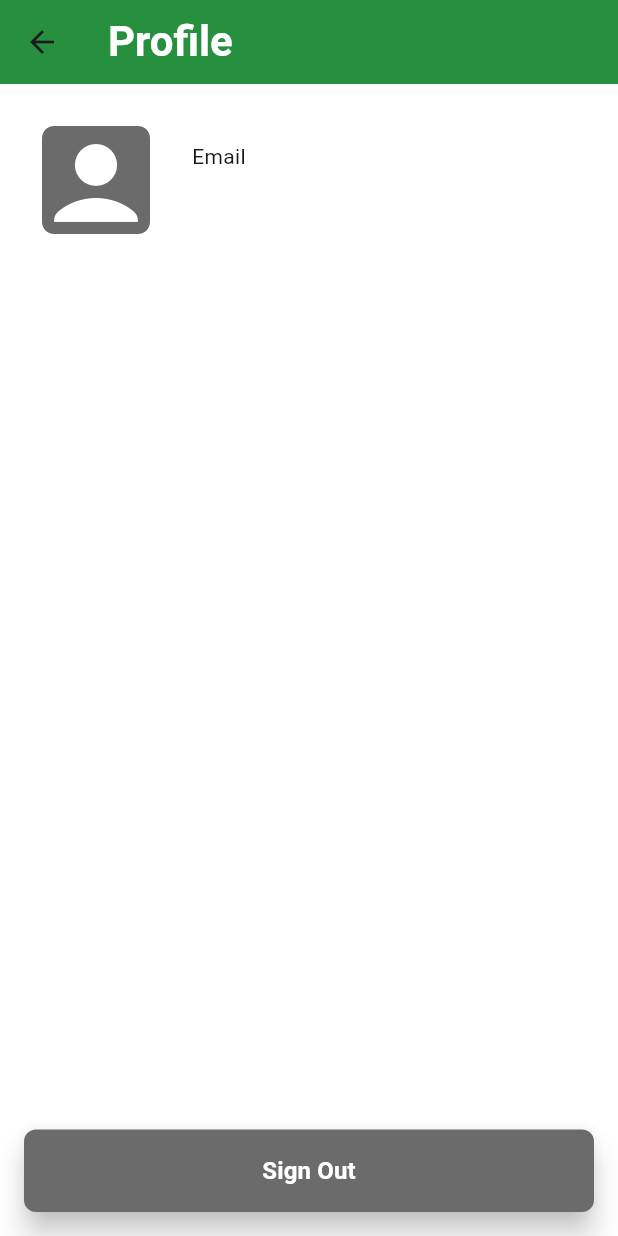
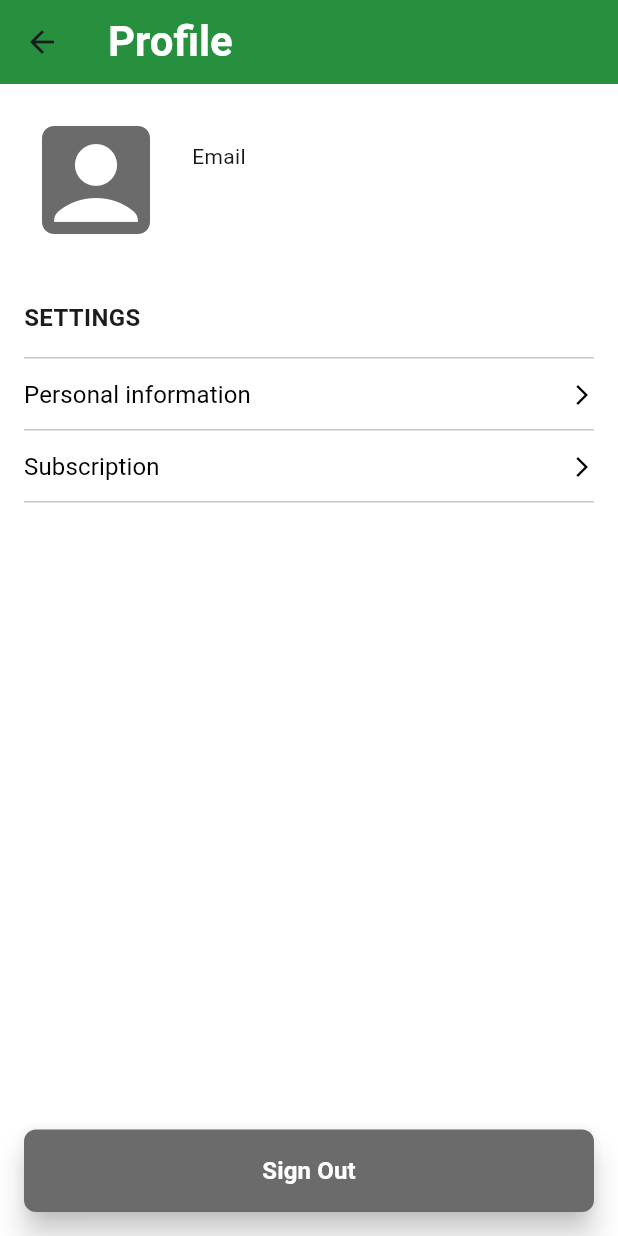
Before and after one commit to aaaaarsen/qaz-route-mobile, a Flutter app: the ProfileScreen screen opened directly, on a phone screen of 412 x 824 dp. Run offline on Flutter 3.47's test engine with Material 3 defaults, Android fonts, the phone set to English and light mode, and no system bars; our stand-ins replace auto_route, google_maps_flutter, supabase_flutter; missing offline and left inert: mobile_scanner; accounts and stored records are empty; network calls fail.

Commit message:
Добавлен экран подписки

```diff
--- a/lib/src/router/app_router.dart
+++ b/lib/src/router/app_router.dart
@@ -7,7 +7,9 @@ import 'package:qaz_route_mobile/src/widget/auth_screen/auth_screen.dart';
 import 'package:qaz_route_mobile/src/widget/home_screen/home_screen.dart';
 import 'package:qaz_route_mobile/src/widget/home_screen/home_screen_wrapper.dart';
 import 'package:qaz_route_mobile/src/widget/map_screen/map_screen.dart';
+import 'package:qaz_route_mobile/src/widget/premium_screen/premium_screen.dart';
 import 'package:qaz_route_mobile/src/widget/profile_screen/profile_screen.dart';
+import 'package:qaz_route_mobile/src/widget/profile_screen/profile_screen_wrapper.dart';
 import 'package:qaz_route_mobile/src/widget/qr_screen/qr_screen.dart';
 import 'package:qaz_route_mobile/src/widget/route_details_screen/route_details_screen.dart';
 
@@ -33,8 +35,20 @@ class AppRouter extends RootStackRouter {
         ),
         AutoRoute(page: MapRoute.page, path: 'map'),
         AutoRoute(page: QrRoute.page, path: 'qr'),
-        AutoRoute(page: ProfileRoute.page, path: 'profile'),
+        AutoRoute(
+          page: ProfileRouteWrapper.page,
+          children: [
+            AutoRoute(page: ProfileRoute.page, path: 'profile', initial: true),
+          ],
+        ),
       ],
+    ),
+    CustomRoute(
+      page: PremiumRoute.page,
+      path: '/premium',
+      durationInMilliseconds: 300,
+      reverseDurationInMilliseconds: 300,
+      transitionsBuilder: TransitionsBuilders.slideBottom,
     ),
   ];
 }
--- a/lib/src/widget/profile_screen/profile_screen.dart
+++ b/lib/src/widget/profile_screen/profile_screen.dart
@@ -86,6 +86,7 @@ class _ProfileScreenIdle extends StatelessWidget {
     return Padding(
       padding: EdgeInsets.all(16),
       child: Column(
+        crossAxisAlignment: CrossAxisAlignment.start,
         children: [
           Row(
             children: [
@@ -115,6 +116,65 @@ class _ProfileScreenIdle extends StatelessWidget {
               ),
             ],
           ),
+          const SizedBox(height: 32),
+          Text(
+            'SETTINGS',
+            style: TextStyle(fontSize: 16, fontWeight: FontWeight.bold),
+          ),
+          const SizedBox(height: 16),
+          const Divider(height: 0, thickness: 1),
+          TextButton(
+            onPressed: () {},
+            style: TextButton.styleFrom(
+              minimumSize: Size(double.maxFinite, 48),
+              padding: const EdgeInsets.symmetric(vertical: 8),
+              shape: RoundedRectangleBorder(
+                borderRadius: BorderRadius.circular(4),
+              ),
+            ),
+            child: Row(
+              children: [
+                Text(
+                  'Personal information',
+                  style: TextStyle(
+                    fontSize: 16,
+                    fontWeight: FontWeight.normal,
+                    color: AppColors.black,
+                  ),
+                ),
+                Expanded(child: SizedBox()),
+                Icon(Icons.arrow_forward_ios, size: 16, color: AppColors.black),
+              ],
+            ),
+          ),
+          const Divider(height: 0, thickness: 1),
+          TextButton(
+            onPressed: () {
+              context.router.navigate(PremiumRoute());
+            },
+            style: TextButton.styleFrom(
+              minimumSize: Size(double.maxFinite, 48),
+              padding: const EdgeInsets.symmetric(vertical: 8),
+              shape: RoundedRectangleBorder(
+                borderRadius: BorderRadius.circular(4),
+              ),
+            ),
+            child: Row(
+              children: [
+                Text(
+                  'Subscription',
+                  style: TextStyle(
+                    fontSize: 16,
+                    fontWeight: FontWeight.normal,
+                    color: AppColors.black,
+                  ),
+                ),
+                Expanded(child: SizedBox()),
+                Icon(Icons.arrow_forward_ios, size: 16, color: AppColors.black),
+              ],
+            ),
+          ),
+          const Divider(height: 0, thickness: 1),
           Expanded(child: SizedBox()),
           ElevatedButton(
             onPressed: () async {
```
Also changed, not shown: lib/src/widget/premium_screen/premium_screen.dart (added, +237 -0 lines), lib/src/widget/profile_screen/profile_screen_wrapper.dart (added, +17 -0 lines), pubspec.yaml (+5 -2 lines), assets/premium/IMG_5088.PNG (added), assets/premium/IMG_5089.PNG (added), assets/premium/IMG_5090.PNG (added), lib/src/router/app_router.gr.dart, pubspec.lock.
